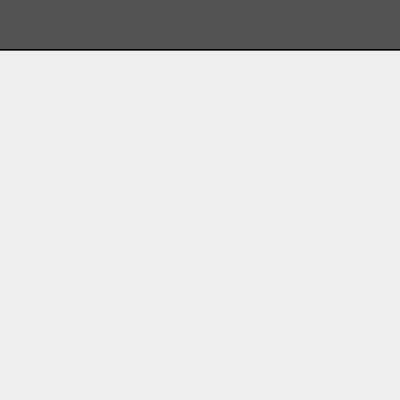
Above: mainserver.ui from Onis-dwa/PracticeServer before the change. Below: the same form after it.
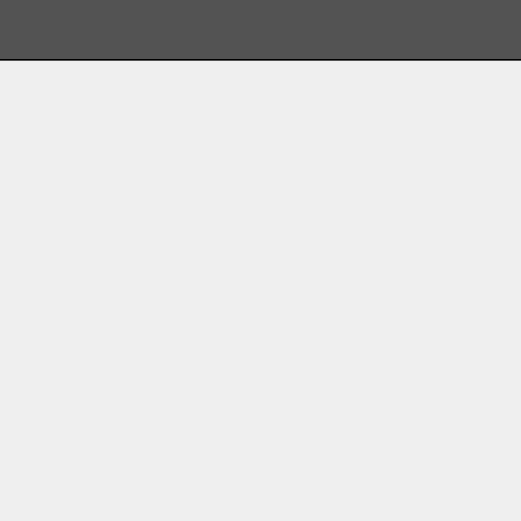
That is the form after the change. Icons and pictures are not drawn.

Commit message:
Qt Server final 3.0 Muss bugfixes & new features     Add remove pc button     Add saving data     Control input almost anywhere     all objects size * 2 	change color of ping result     font size up to 11pt
adn other fixes

```diff
--- a/mainserver.ui
+++ b/mainserver.ui
@@ -6,14 +6,14 @@
    <rect>
     <x>0</x>
     <y>0</y>
-    <width>400</width>
-    <height>400</height>
+    <width>521</width>
+    <height>521</height>
    </rect>
   </property>
   <property name="minimumSize">
    <size>
-    <width>400</width>
-    <height>400</height>
+    <width>521</width>
+    <height>521</height>
    </size>
   </property>
   <property name="windowTitle">
@@ -28,8 +28,8 @@
      <rect>
       <x>0</x>
       <y>0</y>
-      <width>400</width>
-      <height>51</height>
+      <width>521</width>
+      <height>61</height>
      </rect>
     </property>
     <property name="palette">
@@ -115,19 +115,6 @@
      <property name="spacing">
       <number>0</number>
      </property>
-     <item row="1" column="6">
-      <spacer name="BottomSpacer">
-       <property name="orientation">
-        <enum>Qt::Vertical</enum>
-       </property>
-       <property name="sizeHint" stdset="0">
-        <size>
-         <width>20</width>
-         <height>40</height>
-        </size>
-       </property>
-      </spacer>
-     </item>
      <item row="0" column="5">
       <spacer name="horizontalSpacer">
        <property name="orientation">
@@ -144,39 +131,6 @@
        </property>
       </spacer>
      </item>
-     <item row="2" column="1" colspan="9">
-      <widget class="Line" name="BottomLine">
-       <property name="frameShadow">
-        <enum>QFrame::Plain</enum>
-       </property>
-       <property name="lineWidth">
-        <number>1</number>
-       </property>
-       <property name="orientation">
-        <enum>Qt::Horizontal</enum>
-       </property>
-      </widget>
-     </item>
-     <item row="0" column="8">
-      <widget class="QPushButton" name="SettingsButon">
-       <property name="text">
-        <string/>
-       </property>
-       <property name="icon">
-        <iconset resource="resources.qrc">
-         <normaloff>:/res/resources/Setting.png</normaloff>:/res/resources/Setting.png</iconset>
-       </property>
-       <property name="iconSize">
-        <size>
-         <width>32</width>
-         <height>32</height>
-        </size>
-       </property>
-       <property name="flat">
-        <bool>true</bool>
-       </property>
-      </widget>
-     </item>
      <item row="0" column="3">
       <spacer name="FirstSpacer">
        <property name="orientation">
@@ -193,7 +147,27 @@
        </property>
       </spacer>
      </item>
-     <item row="0" column="7">
+     <item row="0" column="10">
+      <widget class="QPushButton" name="SettingsButon">
+       <property name="text">
+        <string/>
+       </property>
+       <property name="icon">
+        <iconset resource="resources.qrc">
+         <normaloff>:/res/resources/Setting.png</normaloff>:/res/resources/Setting.png</iconset>
+       </property>
+       <property name="iconSize">
+        <size>
+         <width>48</width>
+         <height>48</height>
+        </size>
+       </property>
+       <property name="flat">
+        <bool>true</bool>
+       </property>
+      </widget>
+     </item>
+     <item row="0" column="9">
       <spacer name="SecondSpacer">
        <property name="orientation">
         <enum>Qt::Horizontal</enum>
@@ -226,6 +200,19 @@
        </property>
       </widget>
      </item>
+     <item row="3" column="1" colspan="11">
+      <widget class="Line" name="BottomLine">
+       <property name="frameShadow">
+        <enum>QFrame::Plain</enum>
+       </property>
+       <property name="lineWidth">
+        <number>1</number>
+       </property>
+       <property name="orientation">
+        <enum>Qt::Horizontal</enum>
+       </property>
+      </widget>
+     </item>
      <item row="0" column="6">
       <widget class="QPushButton" name="AddDep">
        <property name="enabled">
@@ -240,8 +227,8 @@
        </property>
        <property name="iconSize">
         <size>
-         <width>49</width>
-         <height>32</height>
+         <width>73</width>
+         <height>48</height>
         </size>
        </property>
        <property name="checkable">
@@ -266,8 +253,8 @@
        </property>
        <property name="iconSize">
         <size>
-         <width>32</width>
-         <height>32</height>
+         <width>48</width>
+         <height>48</height>
         </size>
        </property>
        <property name="checkable">
@@ -278,6 +265,64 @@
        </property>
       </widget>
      </item>
+     <item row="0" column="8">
+      <widget class="QPushButton" name="RemovePC">
+       <property name="text">
+        <string/>
+       </property>
+       <property name="icon">
+        <iconset resource="resources.qrc">
+         <normaloff>:/res/resources/Remove.png</normaloff>:/res/resources/Remove.png</iconset>
+       </property>
+       <property name="iconSize">
+        <size>
+         <width>48</width>
+         <height>48</height>
+        </size>
+       </property>
+       <property name="checkable">
+        <bool>true</bool>
+       </property>
+       <property name="checked">
+        <bool>false</bool>
+       </property>
+       <property name="autoRepeat">
+        <bool>false</bool>
+       </property>
+       <property name="flat">
+        <bool>true</bool>
+       </property>
+      </widget>
+     </item>
+     <item row="0" column="7">
+      <spacer name="horizontalSpacer_2">
+       <property name="orientation">
+        <enum>Qt::Horizontal</enum>
+       </property>
+       <property name="sizeType">
+        <enum>QSizePolicy::Fixed</enum>
+       </property>
+       <property name="sizeHint" stdset="0">
+        <size>
+         <width>10</width>
+         <height>20</height>
+        </size>
+       </property>
+      </spacer>
+     </item>
+     <item row="2" column="1" colspan="10">
+      <spacer name="BottomSpacer">
+       <property name="orientation">
+        <enum>Qt::Vertical</enum>
+       </property>
+       <property name="sizeHint" stdset="0">
+        <size>
+         <width>20</width>
+         <height>40</height>
+        </size>
+       </property>
+      </spacer>
+     </item>
     </layout>
    </widget>
    <widget class="QPushButton" name="HomeButton">
@@ -287,9 +332,9 @@
     <property name="geometry">
      <rect>
       <x>10</x>
-      <y>61</y>
-      <width>32</width>
-      <height>32</height>
+      <y>70</y>
+      <width>48</width>
+      <height>48</height>
      </rect>
     </property>
     <property name="toolTip">
@@ -304,8 +349,8 @@
     </property>
     <property name="iconSize">
      <size>
-      <width>32</width>
-      <height>32</height>
+      <width>48</width>
+      <height>48</height>
      </size>
     </property>
     <property name="flat">
```
Left out of the diff: 4 changed lines with no effect on the pictures. The commit also changes 18 other files.
